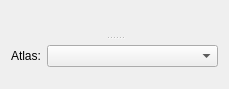
First picture: the form in src/scipyen/gui/widgets/dataclasswidgets/nervoussystemwidget.ui, repository ctigaret/scipyen, before the edit.
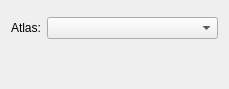
Second picture: the form after the edit. Custom widgets are drawn as their Qt base class.

```diff
--- a/src/scipyen/gui/widgets/dataclasswidgets/nervoussystemwidget.ui
+++ b/src/scipyen/gui/widgets/dataclasswidgets/nervoussystemwidget.ui
@@ -15,20 +15,9 @@
   </property>
   <layout class="QGridLayout" name="gridLayout">
    <item row="0" column="0">
-    <widget class="QSplitter" name="splitter">
-     <property name="orientation">
-      <enum>Qt::Orientation::Vertical</enum>
-     </property>
-     <property name="handleWidth">
-      <number>3</number>
-     </property>
-     <widget class="DataExchangeWidget" name="dataExchangeWidget" native="true"/>
-     <widget class="QWidget" name="layoutWidget">
-      <layout class="QVBoxLayout" name="verticalLayout">
-       <item>
         <widget class="NameDescriptionWidget" name="nameDescriptionWidget" native="true"/>
        </item>
-       <item>
+   <item row="1" column="0">
         <layout class="QHBoxLayout" name="horizontalLayout_2">
          <item>
           <widget class="QLabel" name="label">
@@ -55,7 +44,7 @@
        <item>
         <widget class="BGAtlasStructureLookupWidget" name="bgStructureWidget" native="true"/>
        </item>
-       <item>
+   <item row="3" column="0">
         <spacer name="verticalSpacer">
          <property name="orientation">
           <enum>Qt::Orientation::Vertical</enum>
@@ -63,24 +52,14 @@
          <property name="sizeHint" stdset="0">
           <size>
            <width>126</width>
-           <height>13</height>
+       <height>2</height>
           </size>
          </property>
         </spacer>
        </item>
       </layout>
      </widget>
-    </widget>
-   </item>
-  </layout>
- </widget>
  <customwidgets>
-  <customwidget>
-   <class>DataExchangeWidget</class>
-   <extends>QWidget</extends>
-   <header location="global">gui.widgets.dataclasswidgets.dataexchangewidget</header>
-   <container>1</container>
-  </customwidget>
   <customwidget>
    <class>NameDescriptionWidget</class>
    <extends>QWidget</extends>
```
Left out of the diff: 2 changed lines with no effect on the pictures. Lines whose indentation alone changed are shown as unchanged.
